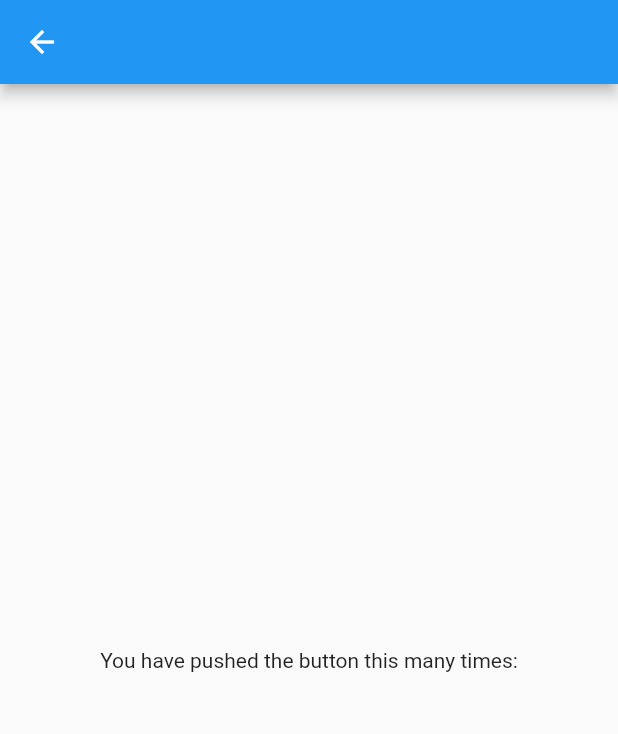
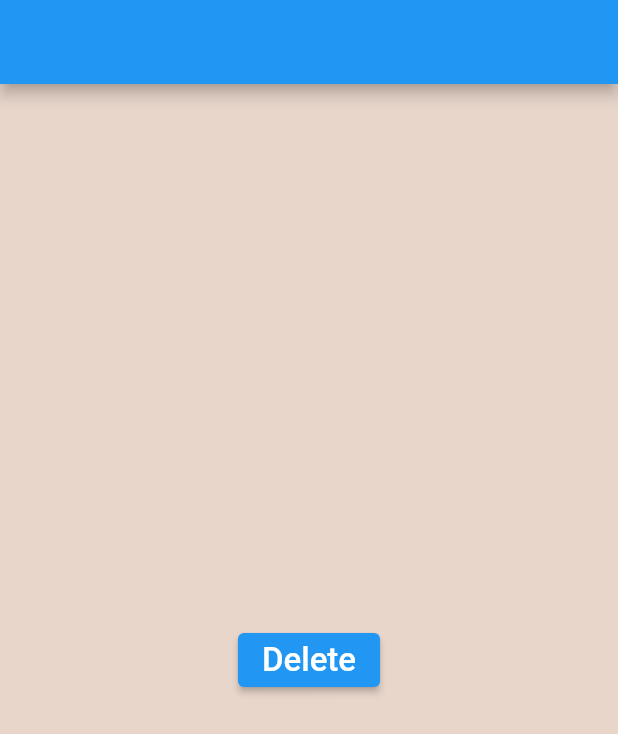
Before and after one commit to avanivg/electips, a Flutter app: the screen it shows after launch, on a phone screen of 412 x 824 dp. Shown: the top 734 px of the screen. Run offline on Flutter 3.47's test engine with Material 2 defaults, Android fonts, the phone set to English and light mode, and no system bars; Roboto replaces fonts that are missing (Quicksand).

Commit message:
Some routing

```diff
--- a/elec_tips/lib/login.dart
+++ b/elec_tips/lib/login.dart
@@ -12,20 +12,34 @@ class _LoginPageState extends State<LoginPage> {
   @override
   Widget build(BuildContext context) {
     return Scaffold(
+      backgroundColor: const Color.fromARGB(255, 232, 214, 203),
+
+
+
+
+
       appBar: AppBar(
 
       ),
       body: Center(
 
-        child: Column(
+            child: Container(
+              child: ElevatedButton(
 
-            mainAxisAlignment: MainAxisAlignment.center,
-            children: <Widget>[
-              const Text(
-                'You have pushed the button this many times:',
+                child: new Text("Delete",
+                  style: TextStyle(color: Colors.white, fontSize: 22, fontFamily: "Quicksand"),
+                  textAlign: TextAlign.left,
+
+                ),
+                //DELETE HERE!!!!
+                onPressed: () {
+                  Navigator.pushNamed(context, '/signup');
+
+                },
               ),
+            ),
 
-            ]),
+
       ),
 
     );
--- a/elec_tips/lib/main.dart
+++ b/elec_tips/lib/main.dart
@@ -6,7 +6,7 @@ import 'package:elec_tips/leaderboard.dart';
 import 'package:elec_tips/efficiency.dart';
 
 void main() => runApp(MaterialApp(
-  initialRoute: '/login', //change route to '/' when done with app so that loading screen works
+  //initialRoute: '/login', //change route to '/' when done with app so that loading screen works
   home: LoginPage(),
   routes: {
     '/login': (context) => LoginPage(),
```
